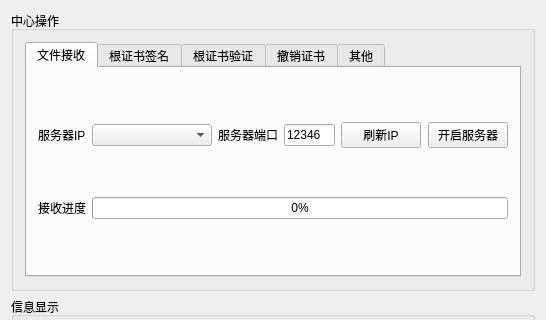
First picture: the form in V2.0/CAServer/CAServer/mainwindow.ui, repository zengrx/openssl_ca, before the edit; both pictures show x 0 to 546 and y 0 to 320 of the 546 by 646 pixel window.
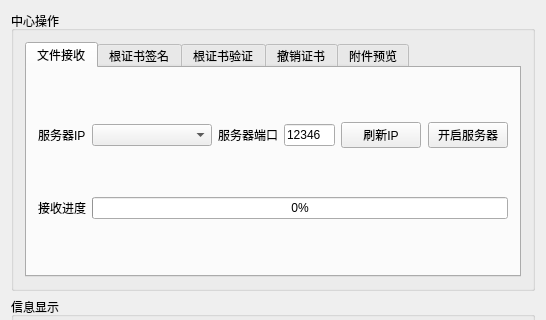
Second picture: the form after the edit. The open tabs and pages were chosen to show the change.

Commit message: 更新文件夹结构，预览功能

Diff of the .ui file:
```diff
--- a/V2.0/CAServer/CAServer/mainwindow.ui
+++ b/V2.0/CAServer/CAServer/mainwindow.ui
@@ -1006,7 +1006,7 @@
            </widget>
            <widget class="QWidget" name="tab_5">
             <attribute name="title">
-             <string>其他</string>
+             <string>附件预览</string>
             </attribute>
             <layout class="QHBoxLayout" name="horizontalLayout_27">
              <item>
```
Left out of the diff: 2 changed lines with no effect on the pictures. The commit also changes 10 other files.
